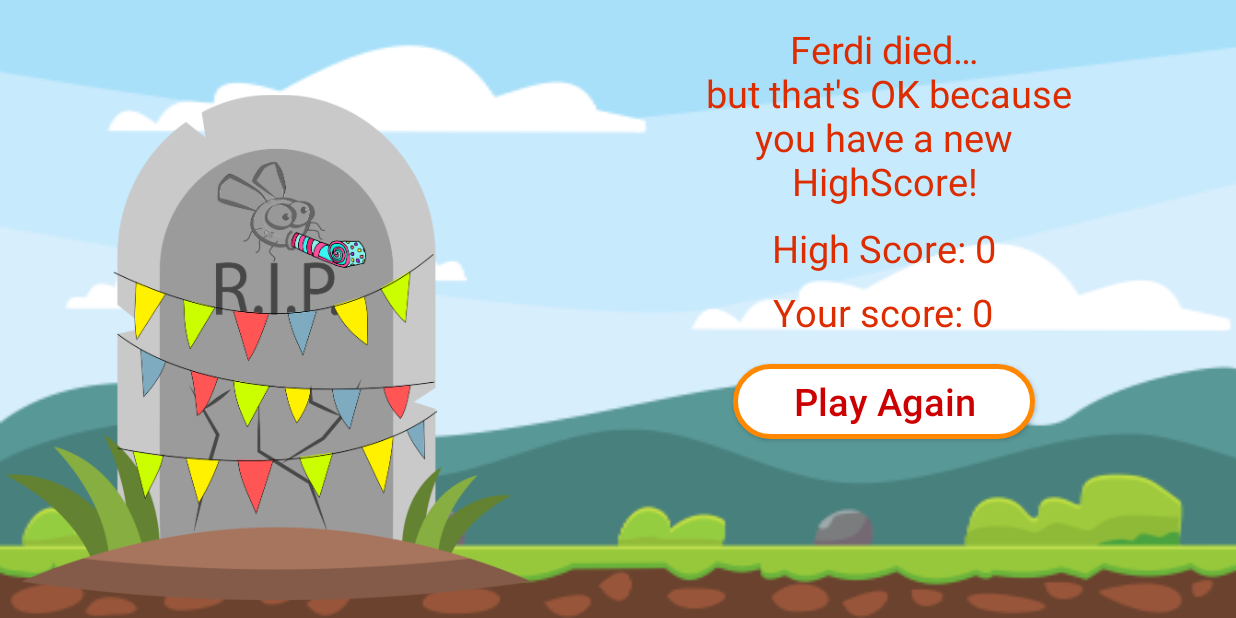
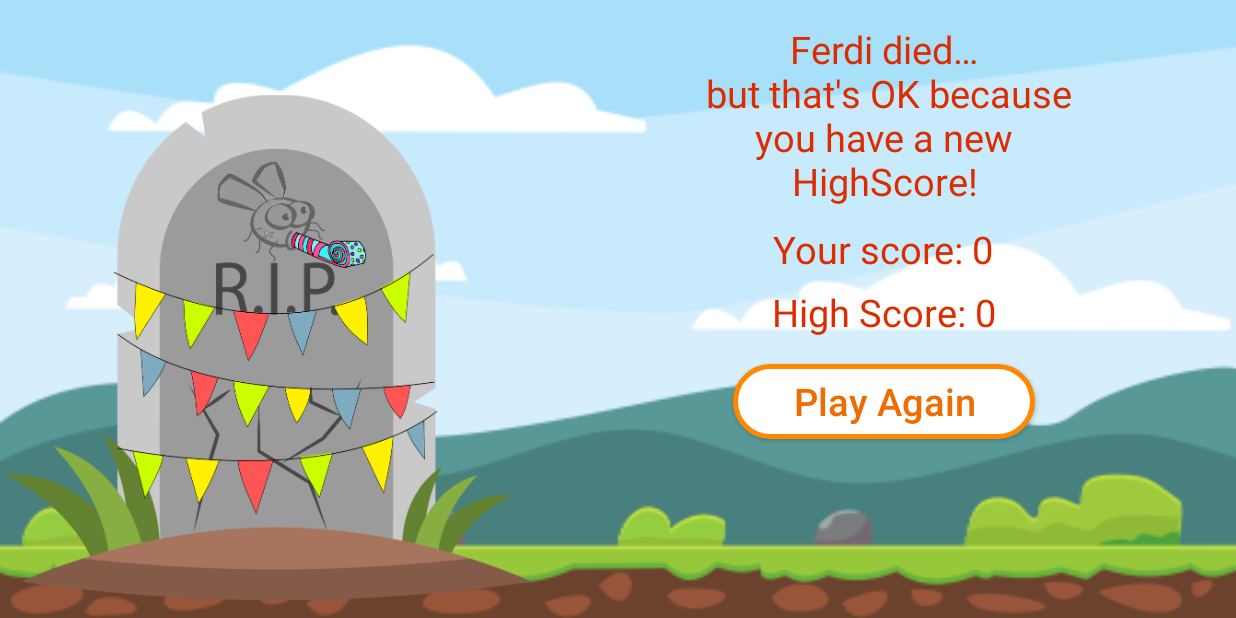
Before and after one commit to dennisbr3003/ferdithefly, an Android app: the ResultActivity screen opened directly, with no data from a screen before it, on a phone screen of 824 x 412 dp (held sideways). Run offline under Robolectric (Android 15) with nearby library versions, the phone set to English and light mode, and no system bars; 1 statement that could not run was skipped.

Commit message:
completed attributes layout result

```diff
--- a/app/src/main/res/layout/activity_result.xml
+++ b/app/src/main/res/layout/activity_result.xml
@@ -12,7 +12,7 @@
         android:layout_width="293dp"
         android:layout_height="125dp"
         android:layout_marginTop="15dp"
-        android:text="Nice work"
+        android:text="@string/_nicework"
         android:textAlignment="center"
         android:textColor="#DD2C00"
         android:textSize="25sp"
@@ -25,24 +25,24 @@
         android:layout_width="wrap_content"
         android:layout_height="wrap_content"
         android:layout_marginTop="8dp"
-        android:text="Your Score: 50"
+        android:text="@string/_yourscore50"
         android:textColor="#DD2C00"
         android:textSize="25sp"
         app:layout_constraintEnd_toEndOf="parent"
         app:layout_constraintStart_toEndOf="@+id/imageViewTombStone"
-        app:layout_constraintTop_toBottomOf="@+id/textViewResultHighScore" />
+        app:layout_constraintTop_toBottomOf="@+id/textViewResultInfo" />
 
     <TextView
         android:id="@+id/textViewResultHighScore"
         android:layout_width="wrap_content"
         android:layout_height="wrap_content"
         android:layout_marginTop="7dp"
-        android:text="High Score 200"
+        android:text="@string/_highscore200"
         android:textColor="#DD2C00"
         android:textSize="25sp"
         app:layout_constraintEnd_toEndOf="parent"
         app:layout_constraintStart_toEndOf="@+id/imageViewTombStone"
-        app:layout_constraintTop_toBottomOf="@+id/textViewResultInfo" />
+        app:layout_constraintTop_toBottomOf="@+id/textViewResultScore" />
 
     <androidx.appcompat.widget.AppCompatButton
         android:id="@+id/btnResultPlayAgain"
@@ -52,13 +52,14 @@
         android:background="@drawable/button_result_background"
         android:paddingStart="40dp"
         android:paddingEnd="40dp"
-        android:text="Play Again"
+        android:text="@string/_playagain"
         android:textAllCaps="false"
-        android:textColor="@android:color/holo_red_dark"
+        android:textColor="#EF6C00"
         android:textSize="25sp"
         app:layout_constraintEnd_toEndOf="parent"
         app:layout_constraintStart_toEndOf="@+id/imageViewTombStone"
-        app:layout_constraintTop_toBottomOf="@+id/textViewResultScore" />
+        app:layout_constraintTop_toBottomOf="@+id/textViewResultHighScore"
+        tools:ignore="TextContrastCheck" />
 
     <ImageView
         android:id="@+id/imageViewTombStone"
@@ -66,6 +67,7 @@
         android:layout_height="350dp"
         android:layout_marginStart="4dp"
         android:layout_marginBottom="5dp"
+        android:contentDescription="@string/_ferdilosstag"
         android:visibility="invisible"
         app:layout_constraintBottom_toBottomOf="parent"
         app:layout_constraintStart_toStartOf="parent"
@@ -77,6 +79,7 @@
         android:layout_height="350dp"
         android:layout_marginStart="4dp"
         android:layout_marginBottom="5dp"
+        android:contentDescription="@string/_ferdilosswintag"
         android:visibility="invisible"
         app:layout_constraintBottom_toBottomOf="parent"
         app:layout_constraintStart_toStartOf="parent"
@@ -88,6 +91,7 @@
         android:layout_height="300dp"
         android:layout_marginStart="30dp"
         android:layout_marginBottom="20dp"
+        android:contentDescription="@string/_ferdiwintag"
         android:visibility="invisible"
         app:layout_constraintBottom_toBottomOf="parent"
         app:layout_constraintStart_toStartOf="parent"
--- a/app/src/main/res/values/strings.xml
+++ b/app/src/main/res/values/strings.xml
@@ -9,5 +9,12 @@
     <string name="_win">Ferdi lives!\nHe\'s havin\' a beer with his friends! Get one yourself, you earned it…</string>
     <string name="_yourscore">Your score: %1$s</string>
     <string name="_highscore">High Score: %1$s</string>
-    <string name="_youwin">Congratulations! You won and Ferdi is safe...</string>
+    <string name="_youwin">Congratulations! You won and Ferdi is safe…</string>
+    <string name="_nicework">Nice work</string>
+    <string name="_playagain">Play Again</string>
+    <string name="_highscore200">High Score 200</string>
+    <string name="_yourscore50">Your Score: 50</string>
+    <string name="_ferdilosstag">ferdi_loss</string>
+    <string name="_ferdilosswintag">ferdi_loss_win</string>
+    <string name="_ferdiwintag">ferdi_win</string>
 </resources>
```
